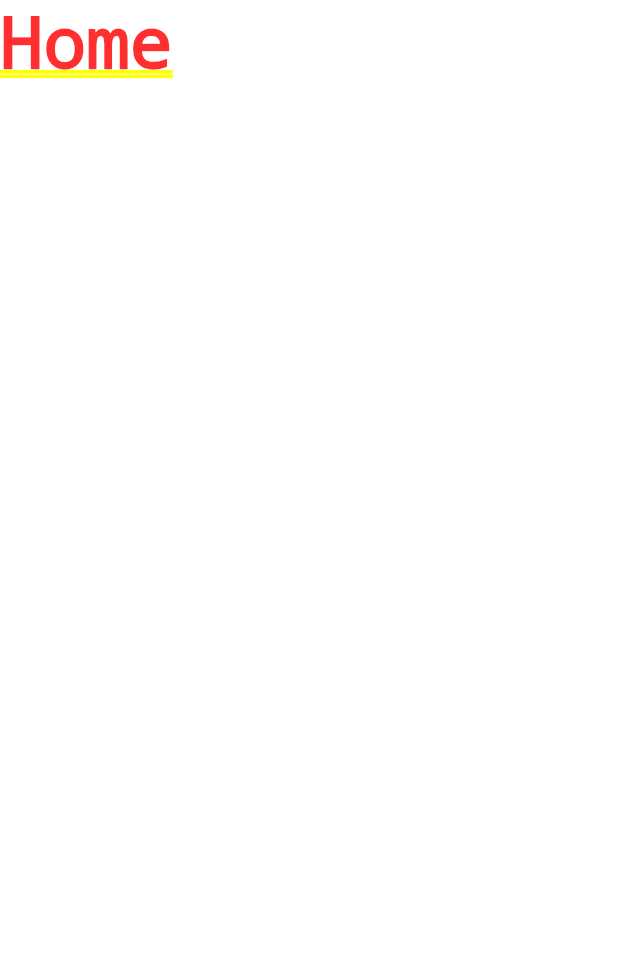
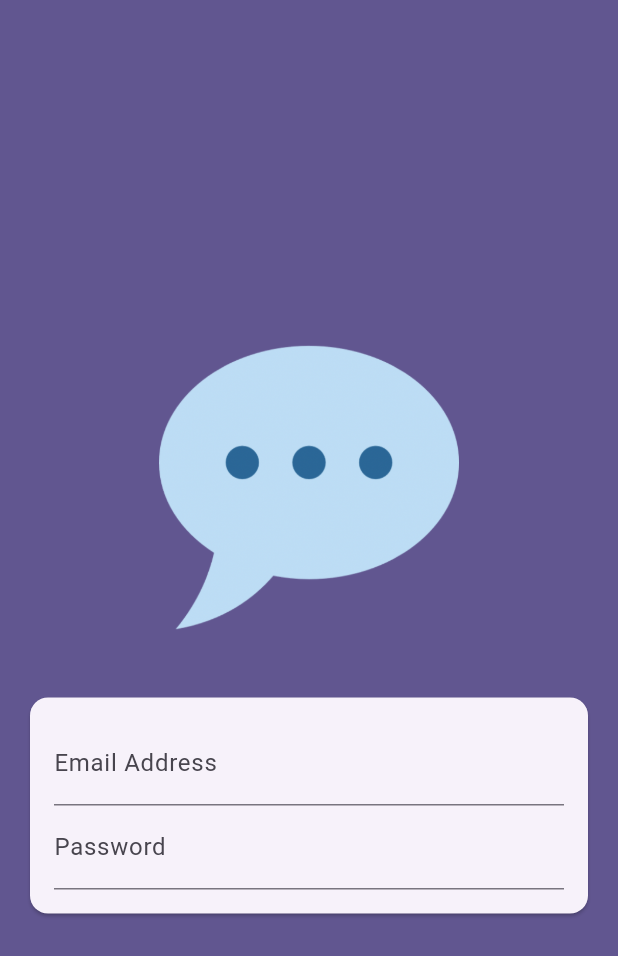
Before and after one commit to javakanaya/flutter-udemy, a Flutter app: the screen it shows after launch, on a phone screen of 412 x 824 dp. Shown: the top 956 px of the screen. Run offline on Flutter 3.47's test engine with Material 3 defaults, Android fonts, the phone set to English and light mode, and no system bars; our stand-ins replace flutter_dotenv, flutter_riverpod, google_fonts, google_maps_flutter, image_picker, location and 3 more; missing offline and left inert: dart:ffi; accounts and stored records are empty.

Commit message:
feat: authentication screen

```diff
--- a/chat_app/lib/main.dart
+++ b/chat_app/lib/main.dart
@@ -1,3 +1,4 @@
+import 'package:chat_app/screens/auth.dart';
 import 'package:flutter/material.dart';
 
 void main() {
@@ -16,7 +17,7 @@ class App extends StatelessWidget {
           seedColor: const Color.fromARGB(255, 63, 17, 177),
         ),
       ),
-      home: const Text("Home"),
+      home: AuthScreen(),
     );
   }
 }
--- /dev/null
+++ b/chat_app/lib/screens/auth.dart
@@ -0,0 +1,72 @@
+import 'package:flutter/material.dart';
+
+class AuthScreen extends StatefulWidget {
+  const AuthScreen({super.key});
+
+  @override
+  State<AuthScreen> createState() {
+    return _AuthScreenState();
+  }
+}
+
+class _AuthScreenState extends State<AuthScreen> {
+  @override
+  Widget build(BuildContext context) {
+    return Scaffold(
+      backgroundColor: Theme.of(context).colorScheme.primary,
+      body: Center(
+        // ensure the content is reacahble if the keyboard is open
+        child: SingleChildScrollView(
+          child: Column(
+            mainAxisAlignment: MainAxisAlignment.center,
+            children: [
+              // Image Container
+              Container(
+                margin: EdgeInsets.only(
+                  top: 30,
+                  bottom: 20,
+                  left: 20,
+                  right: 20,
+                ),
+                width: 200,
+                child: Image.asset('assets/images/chat.png'),
+              ),
+              // Input Field
+              Card(
+                margin: const EdgeInsets.all(20),
+                child: SingleChildScrollView(
+                  child: Padding(
+                    padding: const EdgeInsets.all(16),
+                    child: Form(
+                      child: Column(
+                        mainAxisSize: MainAxisSize.min, // take as much space needed by the content
+                        children: [
+                          // EMAIL
+                          TextFormField(
+                            decoration: InputDecoration(
+                              labelText: 'Email Address',
+                            ),
+                            keyboardType: TextInputType.emailAddress,
+                            autocorrect: false,
+                            textCapitalization: TextCapitalization.none,
+                          ),
+                          // PASSWORD
+                          TextFormField(
+                            decoration: InputDecoration(
+                              labelText: 'Password',
+                            ),
+                            obscureText: true, // to make the input not visible (shows as dot dot dot ...)
+                          )
+                        ],
+                      ),
+                    ),
+                  ),
+                ),
+              )
+            ],
+          ),
+        ),
+      ),
+    );
+  }
+}
--- a/chat_app/pubspec.yaml
+++ b/chat_app/pubspec.yaml
@@ -58,9 +58,8 @@ flutter:
   uses-material-design: true
 
   # To add assets to your application, add an assets section, like this:
-  # assets:
-  #   - images/a_dot_burr.jpeg
-  #   - images/a_dot_ham.jpeg
+  assets:
+    - assets/images/chat.png
 
   # An image asset can refer to one or more resolution-specific "variants", see
   # https://flutter.dev/to/resolution-aware-images
```
Also changed, not shown: chat_app/assets/images/chat.png (added).
